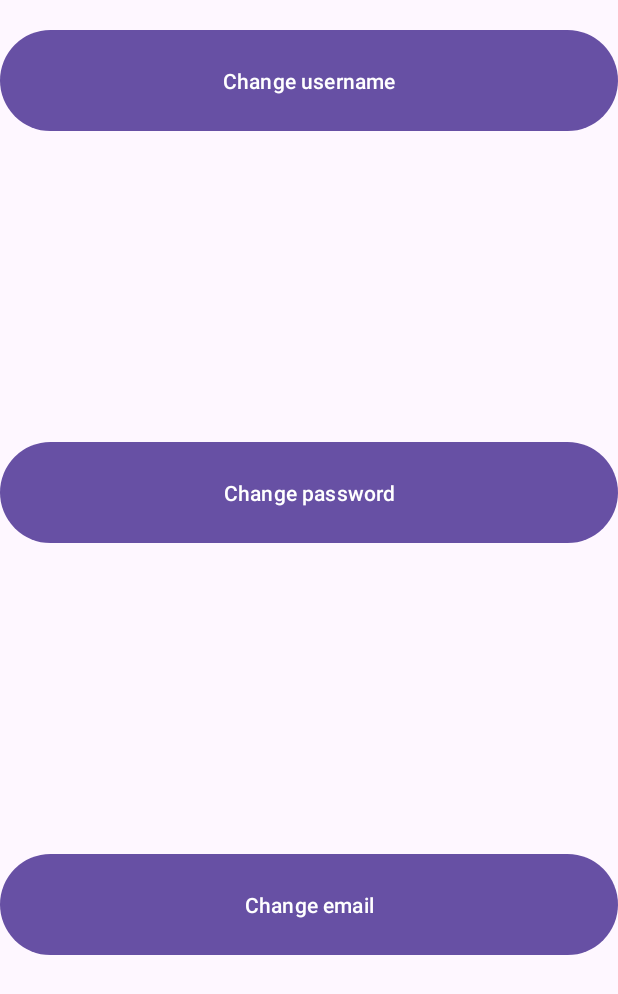
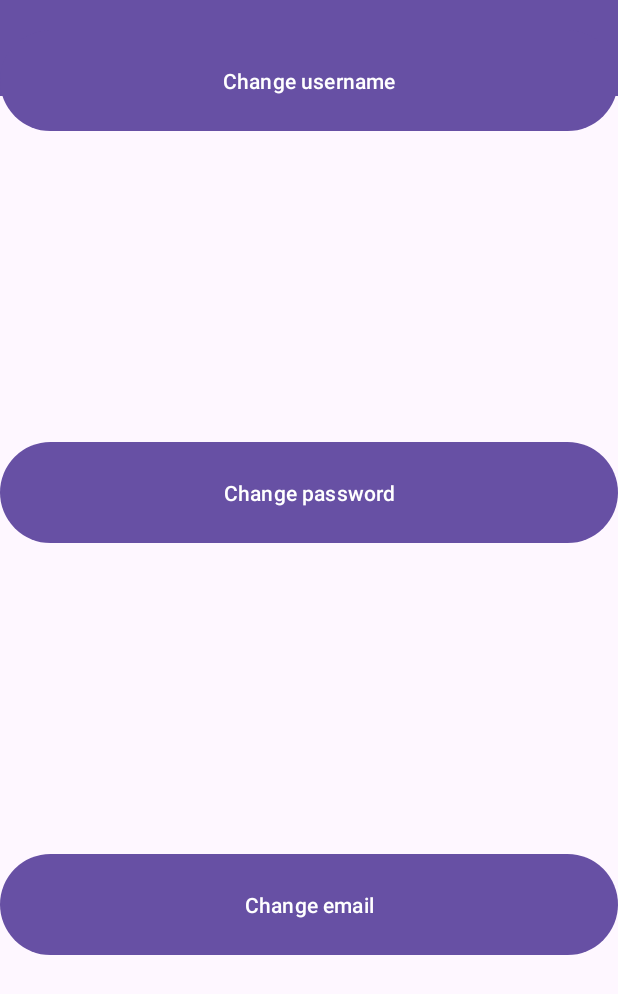
Before and after one commit to MarkHarrison03/CS4084Project, an Android app: the ProfileActivity screen opened directly, with no data from a screen before it, on a phone screen of 412 x 824 dp. Shown: the top 994 px of the screen. Run offline under Robolectric (Android 15) with nearby library versions, the phone set to English and light mode, and no system bars.

Commit message:
fixed some xml

```diff
--- a/app/src/main/res/layout/activity_profile.xml
+++ b/app/src/main/res/layout/activity_profile.xml
@@ -4,6 +4,16 @@
     xmlns:app="http://schemas.android.com/apk/res-auto"
     android:layout_width="match_parent"
     android:layout_height="match_parent">
+
+    <androidx.appcompat.widget.Toolbar
+        android:id="@+id/toolbar"
+        android:layout_width="match_parent"
+        android:layout_height="wrap_content"
+        android:background="?attr/colorPrimary"
+        android:minHeight="?attr/actionBarSize"
+        android:theme="?attr/actionBarTheme"
+        app:layout_constraintTop_toTopOf="parent"
+        />
 
     <Button
         android:id="@+id/changeUsernameButton"
```
